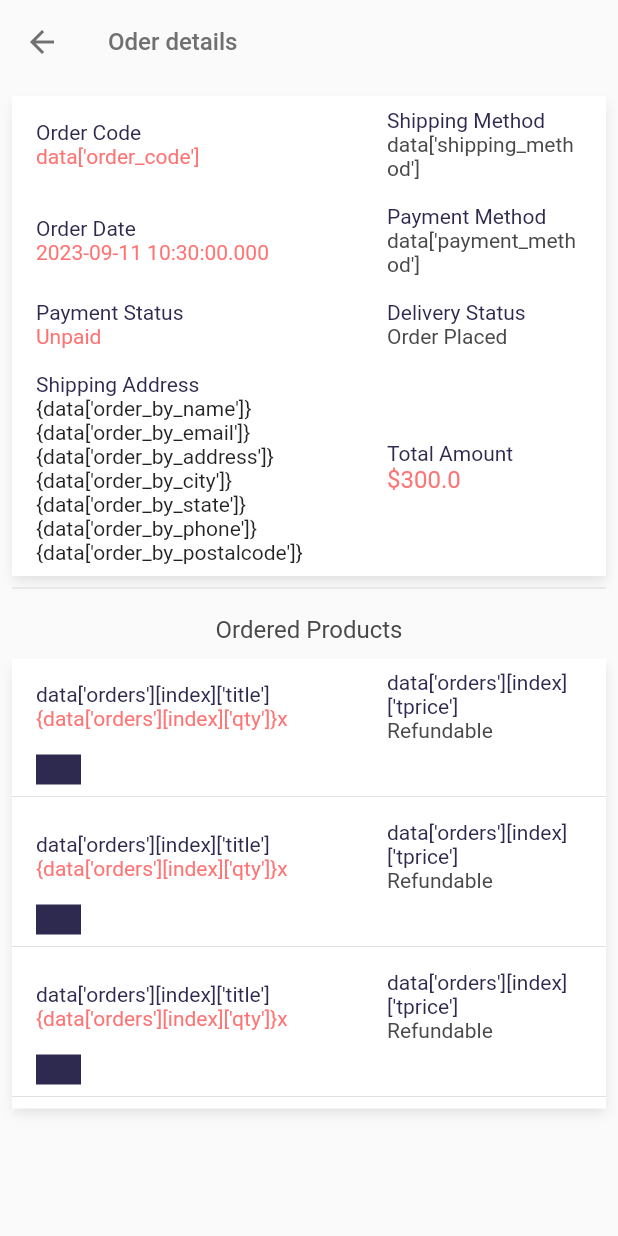
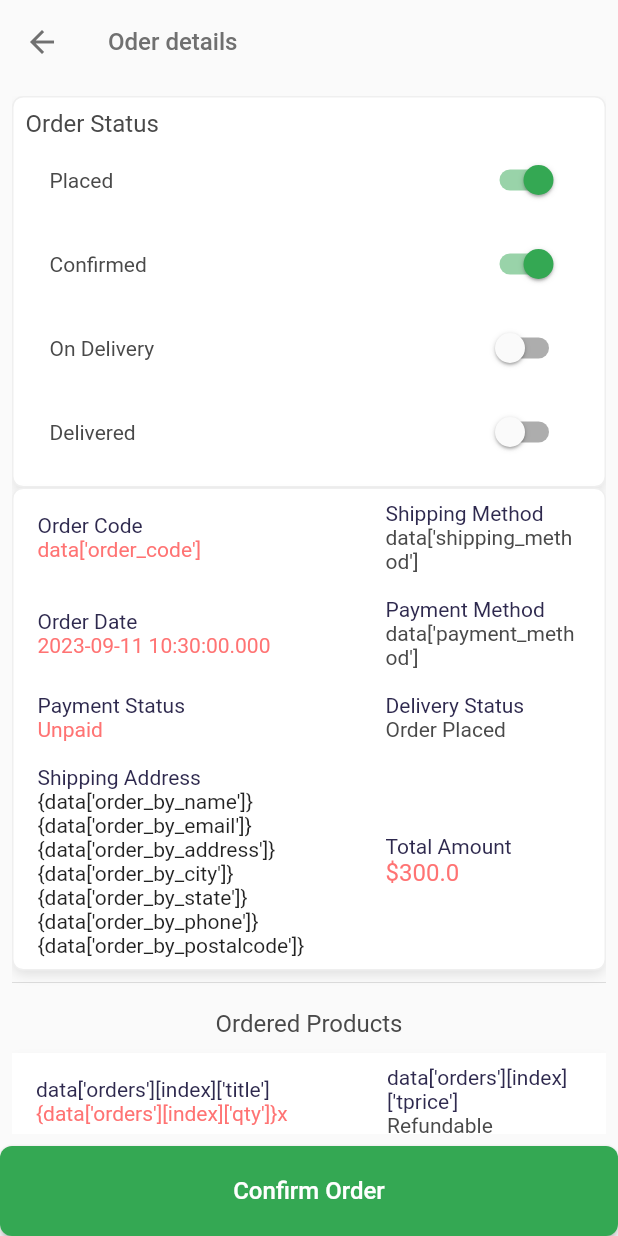
Before and after one commit to muhammadmurtaza9999/Giveaway-Stuff-Giver-v0.1, a Flutter app: the OrderDetails screen opened directly, on a phone screen of 412 x 824 dp. Run offline on Flutter 3.47's test engine with Material 2 defaults, Android fonts, the phone set to English and light mode, and no system bars; our stand-ins replace firebase_core, get, velocity_x; accounts and stored records are empty.

Commit message:
24/21 Update

```diff
--- a/lib/views/orders_screen/order_details.dart
+++ b/lib/views/orders_screen/order_details.dart
@@ -1,7 +1,9 @@
 import 'package:gas_giver/const/const.dart';
 import 'package:gas_giver/views/orders_screen/components/order_place.dart';
+import 'package:gas_giver/views/widgets/our_button.dart';
 import 'package:gas_giver/views/widgets/text_style.dart';
 import 'package:get/get.dart';
+//ignore: depend on referenced packages
 import 'package:intl/intl.dart' as intl;
 
 class OrderDetails extends StatelessWidget {
@@ -18,12 +20,52 @@ class OrderDetails extends StatelessWidget {
           icon: const Icon(Icons.arrow_back, color: darkGrey)),
         title: boldText(text: "Oder details", color: darkGrey, size: 16.0),
       ),
+      bottomNavigationBar: SizedBox(
+        height: 60,
+        width: context.screenWidth,
+        child: ourButton(color: green, onPress: () {}, title: "Confirm Order"),
+      ),
       body: Padding(
         padding: const EdgeInsets.all(8.0),
         child: SingleChildScrollView(
           physics: const BouncingScrollPhysics(),
           child: Column(
             children: [
+              //Order delivery status section
+              Visibility(
+                child: Column(
+                  crossAxisAlignment: CrossAxisAlignment.start,
+                  children: [
+                    boldText(text: "Order Status", color: fontGrey, size: 16.0),
+                    SwitchListTile(
+                      activeColor: green,
+                      value: true,
+                      onChanged: (value) {},
+                      title: boldText(text: "Placed", color: fontGrey),
+                    ),
+                    SwitchListTile(
+                      activeColor: green,
+                      value: true,
+                      onChanged: (value) {},
+                      title: boldText(text: "Confirmed", color: fontGrey),
+                    ),
+                    SwitchListTile(
+                      activeColor: green,
+                      value: false,
+                      onChanged: (value) {},
+                      title: boldText(text: "On Delivery", color: fontGrey),
+                    ),
+                    SwitchListTile(
+                      activeColor: green,
+                      value: false,
+                      onChanged: (value) {},
+                      title: boldText(text: "Delivered", color: fontGrey),
+                    ),
+                  ],
+                ).box.padding(const EdgeInsets.all(8)).outerShadowMd.border(color: lightGrey).roundedSM.white.make(),
+              ),
+
+              //Order details section
               Column(
           children: [
               orderPlaceDetails(
@@ -80,7 +122,7 @@ class OrderDetails extends StatelessWidget {
                 ),
               ),
             ],
-          ).box.outerShadowMd.white.make(),
+          ).box.outerShadowMd.border(color: lightGrey).roundedSM.white.make(),
            const Divider(),
            10.heightBox,
               boldText(text: "Ordered Products", color: fontGrey, size: 16.0),
--- a/lib/views/orders_screen/orders_screen.dart
+++ b/lib/views/orders_screen/orders_screen.dart
@@ -2,8 +2,8 @@ import 'package:gas_giver/const/const.dart';
 import 'package:gas_giver/views/orders_screen/order_details.dart';
 import 'package:gas_giver/views/widgets/appbar_widget.dart';
 import 'package:get/get.dart';
+//ignore: depend on referenced packages
 import 'package:intl/intl.dart' as intl;
-
 import '../widgets/text_style.dart';
 
 class OrdersScreen extends StatelessWidget {
```
Also changed, not shown: lib/views/products_screen/product_details.dart (added, +72 -0 lines), lib/views/products_screen/products_screen.dart (+9 -2 lines).
